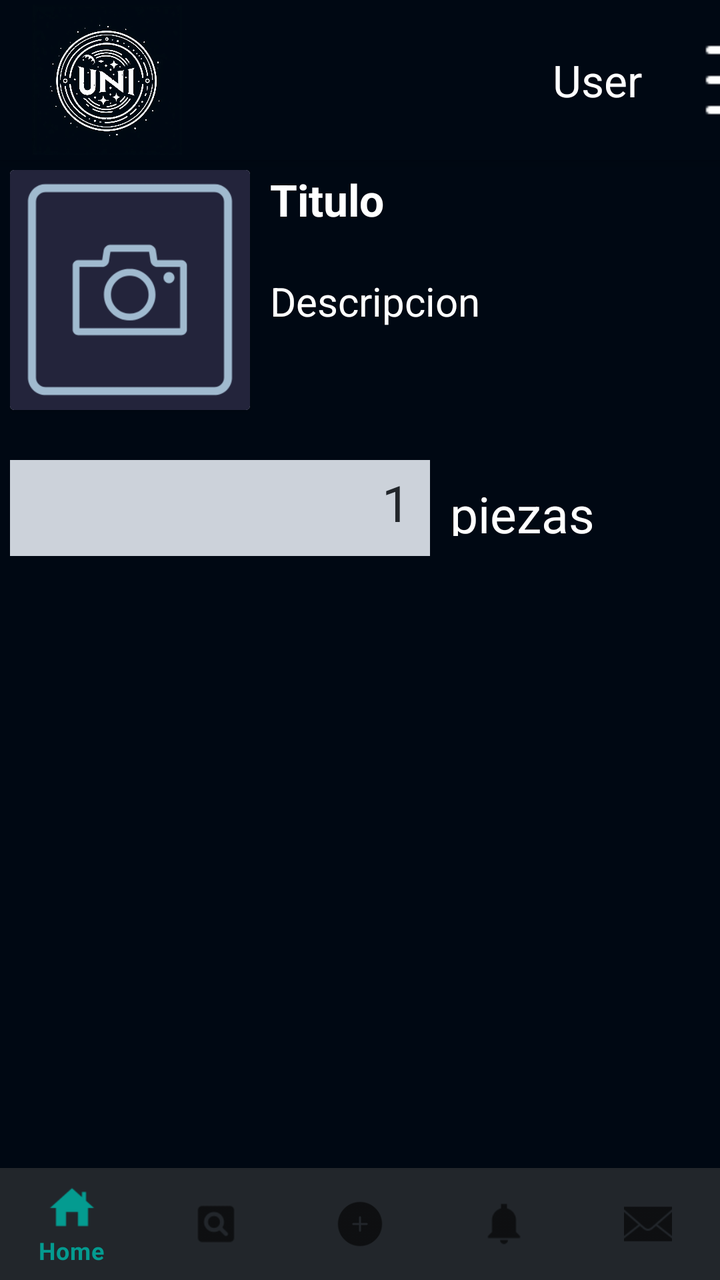
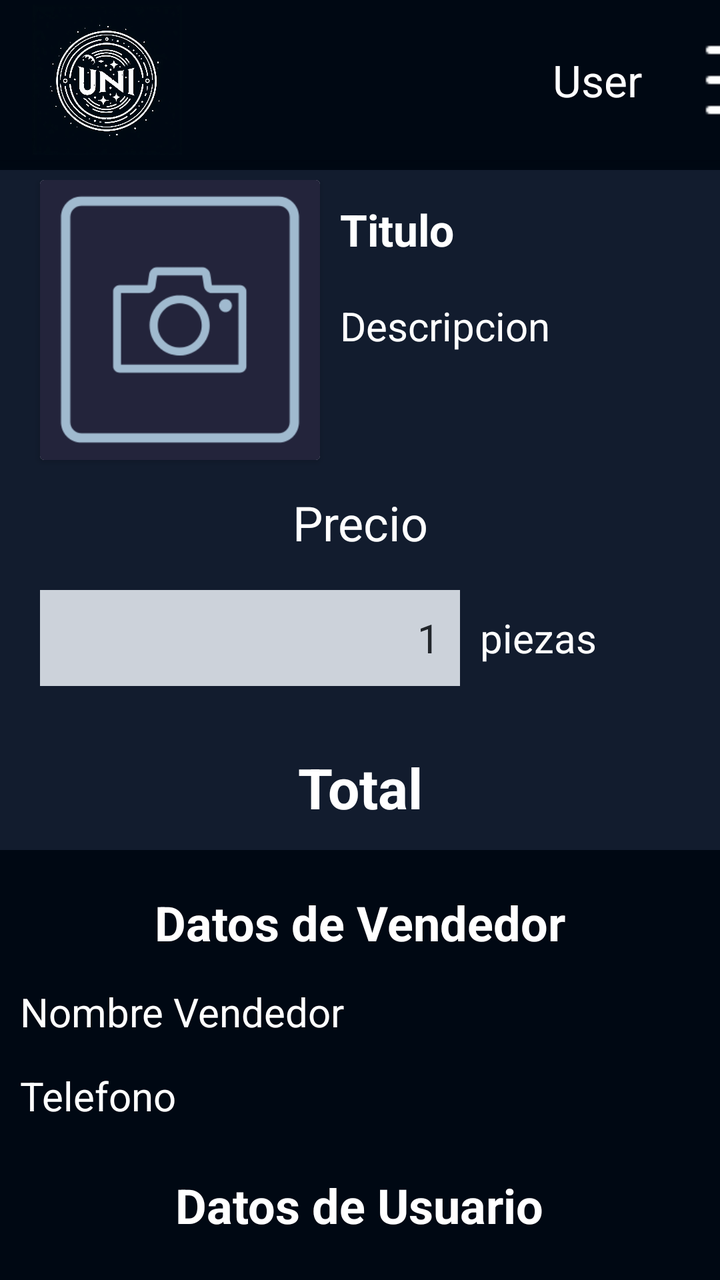

The first picture is an Android layout as it rendered before a commit; the second is the same layout after the commit. The layout source and the unified diff follow.
<!-- AndroidManifest.xml: application theme Theme.UNIverse -->
<!-- res/layout/activity_make_order.xml -->
<?xml version="1.0" encoding="utf-8"?>
<androidx.constraintlayout.widget.ConstraintLayout xmlns:android="http://schemas.android.com/apk/res/android"
    xmlns:app="http://schemas.android.com/apk/res-auto"
    xmlns:tools="http://schemas.android.com/tools"
    android:layout_width="match_parent"
    android:layout_height="match_parent"
    tools:context=".MakeOrderActivity"
    android:background="@color/backgroundUniverse">
    <include layout="@layout/activity_actionbar"></include>
    <include layout="@layout/activity_navbar"></include>
    <LinearLayout
        android:layout_width="match_parent"
        android:layout_height="match_parent"
        android:gravity="top|center"
        android:layout_marginTop="85dp"
        android:orientation="vertical"
        android:visibility="visible">
        <LinearLayout
            android:layout_width="350dp"
            android:layout_height="125dp"
            android:orientation="horizontal"
            android:layout_gravity="center">
            <androidx.cardview.widget.CardView
                android:layout_width="120dp"
                android:layout_height="120dp">
                <ImageView
                    android:layout_width="120dp"
                    android:layout_height="120dp"
                    app:srcCompat="@drawable/ic_foto_update"
                    android:contentDescription="Imagen de Producto"/>
            </androidx.cardview.widget.CardView>
            <LinearLayout
                android:layout_width="230dp"
                android:layout_height="match_parent"
                android:orientation="vertical"
                android:layout_gravity="center">

                <TextView
                    android:layout_width="match_parent"
                    android:layout_height="52dp"
                    android:paddingStart="10dp"
                    android:text="Titulo"
                    android:textColor="@color/white"
                    android:textSize="22dp"
                    android:textStyle="bold"/>

                <TextView
                    android:layout_width="match_parent"
                    android:layout_height="68dp"
                    android:paddingStart="10dp"
                    android:text="Descripcion"
                    android:textColor="@color/white"
                    android:textSize="20dp" />
            </LinearLayout>
        </LinearLayout>
        <LinearLayout
            android:layout_width="350dp"
            android:layout_height="50dp"
            android:layout_marginTop="20dp"
            android:orientation="horizontal">
            <EditText
                android:layout_width="210dp"
                android:layout_height="48dp"
                android:hint="1"
                android:textColorHint="@color/gray_toolbar"
                android:background="@color/gray"
                android:textSize="25dp"
                android:padding="10dp"
                android:textAlignment="textEnd"/>
            <TextView
                android:layout_width="140dp"
                android:layout_height="48dp"
                android:text="piezas"
                android:textColor="@color/white"
                android:textSize="25dp"
                android:padding="10dp"/>
        </LinearLayout>
    </LinearLayout>

</androidx.constraintlayout.widget.ConstraintLayout>
<!-- res/layout/activity_actionbar.xml (included above) -->
<?xml version="1.0" encoding="utf-8"?>
<androidx.coordinatorlayout.widget.CoordinatorLayout xmlns:android="http://schemas.android.com/apk/res/android"
    xmlns:app="http://schemas.android.com/apk/res-auto"
    android:id="@+id/mainBar"
    android:layout_width="match_parent"
    android:layout_height="match_parent">

    <com.google.android.material.appbar.AppBarLayout
        android:layout_width="match_parent"
        android:layout_height="80dp"

        android:theme="@style/AppTheme.WithMain">

        <androidx.appcompat.widget.Toolbar
            android:id="@+id/toolbar"
            android:layout_width="match_parent"
            android:layout_height="match_parent"
            android:background="@color/backgroundUniverse"
            android:popupTheme="@style/AppTheme.PopupOverlay">

            
            <ImageView
                android:id="@+id/logo"
                android:layout_width="75dp"
                android:layout_height="75dp"
                android:src="@drawable/universe_logo"
                android:clickable="true"
                android:contentDescription="logo"/>

            
            <TextView
                android:id="@+id/username"
                android:layout_width="240dp"
                android:layout_height="wrap_content"
                android:text="User"
                android:textAlignment="textEnd"
                android:padding="10dp"
                android:textColor="@android:color/white"
                android:textSize="22sp"
                android:layout_marginEnd="20dp"
                android:maxWidth="150dp" />

            
            <ImageButton
                android:id="@+id/menuButton"
                android:layout_width="48dp"
                android:layout_height="48dp"
                android:src="@drawable/ic_menu"
                android:background="@color/backgroundUniverse"
                android:contentDescription="menu"
                android:layout_marginEnd="10dp"/>

        </androidx.appcompat.widget.Toolbar>

    </com.google.android.material.appbar.AppBarLayout>

</androidx.coordinatorlayout.widget.CoordinatorLayout>
<!-- res/layout/activity_navbar.xml (included above) -->
<androidx.coordinatorlayout.widget.CoordinatorLayout xmlns:android="http://schemas.android.com/apk/res/android"
    xmlns:app="http://schemas.android.com/apk/res-auto"
    android:layout_width="match_parent"
    android:layout_height="match_parent">

    <com.google.android.material.bottomnavigation.BottomNavigationView
        android:id="@+id/bottom_navigation"
        android:layout_width="match_parent"
        android:layout_height="wrap_content"
        android:layout_gravity="bottom"
        android:background="@color/gray_toolbar"
        app:menu="@menu/bottom_navigation_menu" />

</androidx.coordinatorlayout.widget.CoordinatorLayout>
<!-- resources referenced by this layout -->
<resources>
  <color name="backgroundUniverse">#000813</color>
  <color name="gray">#CCD2DA</color>
  <color name="gray_toolbar">#22262B</color>
  <color name="white">#FFFFFFFF</color>
  <!-- drawable ic_foto_update: png bitmap (drawable, 8267 bytes) -->
  <!-- drawable ic_menu: png bitmap (drawable, 175 bytes) -->
  <!-- drawable universe_logo: jpg bitmap (drawable, 114702 bytes) -->
  <style name="AppTheme.PopupOverlay" parent="ThemeOverlay.AppCompat.Light">
          
          <item name="android:colorBackground">@color/backgroundUniverse</item>
          <item name="android:textColor">@color/white</item>
          <item name="android:textSize">16sp</item>
          
      </style>
  <style name="AppTheme.WithMain" parent="Theme.AppCompat.Light.DarkActionBar">
          
          
          <item name="colorPrimary">#303030</item>
          
          <item name="colorPrimaryDark">#424242</item>
          
          <item name="colorAccent">#FF5252</item>
          <item name="android:windowActionBarOverlay">true</item>
      </style>
  <style name="Theme.UNIverse" parent="Theme.MaterialComponents.DayNight.NoActionBar">
          
          <item name="colorPrimary">@color/cyan</item>
          <item name="colorPrimaryVariant">@color/purple_700</item>
          <item name="colorOnPrimary">@color/white</item>
          
          <item name="colorSecondary">@color/teal_200</item>
          <item name="colorSecondaryVariant">@color/teal_700</item>
          <item name="colorOnSecondary">@color/black</item>
          
          <item name="android:statusBarColor">?attr/colorPrimaryVariant</item>
          
          <item name="colorButtonNormal">@color/cyan</item>
      </style>
  <color name="cyan">#049B90</color>
  <color name="purple_700">#FF3700B3</color>
  <color name="teal_200">#FF03DAC5</color>
  <color name="teal_700">#FF018786</color>
  <color name="black">#FF000000</color>
</resources>

<!-- the commit's change to res/layout/activity_make_order.xml (unified diff, before → after) -->
@@ -6,8 +6,11 @@
     android:layout_height="match_parent"
     tools:context=".MakeOrderActivity"
     android:background="@color/backgroundUniverse">
+
+
     <include layout="@layout/activity_actionbar"></include>
-    <include layout="@layout/activity_navbar"></include>
+
+
     <LinearLayout
         android:layout_width="match_parent"
         android:layout_height="match_parent"
@@ -16,55 +19,83 @@
         android:orientation="vertical"
         android:visibility="visible">
         <LinearLayout
-            android:layout_width="350dp"
-            android:layout_height="125dp"
+            android:layout_width="match_parent"
+            android:layout_height="160dp"
+            android:padding="5dp"
             android:orientation="horizontal"
-            android:layout_gravity="center">
+            android:layout_gravity="center"
+            android:background="@color/image_post">
+
+
             <androidx.cardview.widget.CardView
-                android:layout_width="120dp"
-                android:layout_height="120dp">
+                android:layout_marginStart="15dp"
+                android:layout_width="140dp"
+                android:layout_height="140dp">
                 <ImageView
-                    android:layout_width="120dp"
-                    android:layout_height="120dp"
+                    android:id="@+id/order_image"
+                    android:layout_width="140dp"
+                    android:layout_height="140dp"
                     app:srcCompat="@drawable/ic_foto_update"
                     android:contentDescription="Imagen de Producto"/>
             </androidx.cardview.widget.CardView>
+
+
             <LinearLayout
                 android:layout_width="230dp"
                 android:layout_height="match_parent"
                 android:orientation="vertical"
                 android:layout_gravity="center">
 
+
                 <TextView
+                    android:id="@+id/order_tittle"
                     android:layout_width="match_parent"
-                    android:layout_height="52dp"
-                    android:paddingStart="10dp"
+                    android:layout_height="wrap_content"
+                    android:padding="10dp"
                     android:text="Titulo"
                     android:textColor="@color/white"
-                    android:textSize="22dp"
+                    android:textSize="22sp"
                     android:textStyle="bold"/>
 
+
                 <TextView
+                    android:id="@+id/order_desc_product"
                     android:layout_width="match_parent"
-                    android:layout_height="68dp"
-                    android:paddingStart="10dp"
+                    android:layout_height="wrap_content"
+                    android:padding="10dp"
                     android:text="Descripcion"
                     android:textColor="@color/white"
-                    android:textSize="20dp" />
+                    android:textSize="20sp" />
             </LinearLayout>
         </LinearLayout>
+
+
+        <TextView
+            android:id="@+id/order_cost"
+            android:layout_width="match_parent"
+            android:layout_height="50dp"
+            android:text="Precio"
+            android:textColor="@color/white"
+            android:textSize="24sp"
+            android:textAlignment="center"
+            android:background="@color/image_post"/>
+
+
+        
         <LinearLayout
-            android:layout_width="350dp"
-            android:layout_height="50dp"
-            android:layout_marginTop="20dp"
-            android:orientation="horizontal">
+            android:layout_width="match_parent"
+            android:layout_height="80dp"
+            android:orientation="horizontal"
+            android:background="@color/image_post">
             <EditText
+                android:id="@+id/order_cant_product"
                 android:layout_width="210dp"
                 android:layout_height="48dp"
+                android:layout_marginStart="20dp"
                 android:hint="1"
                 android:textColorHint="@color/gray_toolbar"
                 android:background="@color/gray"
-                android:textSize="25dp"
+                android:textSize="20sp"
                 android:padding="10dp"
                 android:textAlignment="textEnd"/>
             <TextView
@@ -72,8 +103,109 @@
                 android:layout_height="48dp"
                 android:text="piezas"
                 android:textColor="@color/white"
-                android:textSize="25dp"
+                android:textSize="20sp"
                 android:padding="10dp"/>
+        </LinearLayout>
+
+        
+        <TextView
+            android:id="@+id/order_total"
+            android:layout_width="match_parent"
+            android:layout_height="50dp"
+            android:text="Total"
+            android:textStyle="bold"
+            android:textColor="@color/white"
+            android:textSize="28sp"
+            android:textAlignment="center"
+            android:background="@color/image_post"/>
+
+
+
+        <TextView
+            android:layout_width="wrap_content"
+            android:layout_height="wrap_content"
+            android:layout_marginTop="20dp"
+            android:text="Datos de Vendedor"
+            android:textSize="24sp"
+            android:textColor="@color/white"
+            android:textStyle="bold"/>
+        <TextView
+            android:id="@+id/order_name_vendedor"
+            android:layout_width="350dp"
+            android:layout_height="wrap_content"
+            android:layout_marginTop="10dp"
+            android:padding="5dp"
+            android:text="Nombre Vendedor"
+            android:textSize="20sp"
+            android:textColor="@color/white"/>
+        <TextView
+            android:id="@+id/order_tel_vendedor"
+            android:layout_width="350dp"
+            android:layout_height="wrap_content"
+            android:layout_marginTop="5dp"
+            android:padding="5dp"
+            android:text="Telefono"
+            android:textSize="20sp"
+            android:textColor="@color/white"/>
+
+        
+        <TextView
+            android:id="@+id/order_name_comprador"
+            android:layout_width="wrap_content"
+            android:layout_height="wrap_content"
+            android:layout_marginTop="20dp"
+            android:text="Datos de Usuario"
+            android:textSize="24sp"
+            android:textColor="@color/white"
+            android:textStyle="bold"/>
+        <TextView
+            android:id="@+id/order_tel_comprador"
+            android:layout_width="350dp"
+            android:layout_height="wrap_content"
+            android:layout_marginTop="10dp"
+            android:padding="5dp"
+            android:text="Nombre Cliente"
+            android:textSize="20sp"
+            android:textColor="@color/white"/>
+        <TextView
+            android:layout_width="350dp"
+            android:layout_height="wrap_content"
+            android:layout_marginTop="5dp"
+            android:padding="5dp"
+            android:text="Telefono"
+            android:textSize="20sp"
+            android:textColor="@color/white"/>
+
+
+        <LinearLayout
+            android:layout_width="match_parent"
+            android:layout_height="wrap_content"
+            android:layout_marginTop="20dp"
+            android:layout_marginBottom="10dp"
+            android:orientation="horizontal"
+            android:gravity="center">
+
+            <Button
+                android:id="@+id/order_cancel"
+                android:layout_width="180dp"
+                android:layout_height="60dp"
+                android:layout_marginStart="10dp"
+                android:layout_marginEnd="5dp"
+                android:background="@color/red"
+                android:text="CANCELAR"
+                android:textColor="@color/white"
+                android:textSize="24sp"
+                android:textStyle="bold" />
+            <Button
+                android:id="@+id/order_pedir"
+                android:layout_width="180dp"
+                android:layout_height="60dp"
+                android:layout_marginStart="5dp"
+                android:layout_marginEnd="10dp"
+                android:background="@color/cyan"
+                android:text="PEDIR"
+                android:textSize="24sp"
+                android:textStyle="bold"/>
         </LinearLayout>
     </LinearLayout>
 
@@ -136,18 +268,3 @@
     </com.google.android.material.appbar.AppBarLayout>
 
 </androidx.coordinatorlayout.widget.CoordinatorLayout>
-<!-- res/layout/activity_navbar.xml (included above) -->
-<androidx.coordinatorlayout.widget.CoordinatorLayout xmlns:android="http://schemas.android.com/apk/res/android"
-    xmlns:app="http://schemas.android.com/apk/res-auto"
-    android:layout_width="match_parent"
-    android:layout_height="match_parent">
-
-    <com.google.android.material.bottomnavigation.BottomNavigationView
-        android:id="@+id/bottom_navigation"
-        android:layout_width="match_parent"
-        android:layout_height="wrap_content"
-        android:layout_gravity="bottom"
-        android:background="@color/gray_toolbar"
-        app:menu="@menu/bottom_navigation_menu" />
-
-</androidx.coordinatorlayout.widget.CoordinatorLayout>
<!-- resource entries referenced after the edit -->
@@ -3,6 +3,8 @@
   <color name="backgroundUniverse">#000813</color>
   <color name="gray">#CCD2DA</color>
   <color name="gray_toolbar">#22262B</color>
+  <color name="image_post">#121C2E</color>
+  <color name="red">#C20E0E</color>
   <color name="white">#FFFFFFFF</color>
   <!-- drawable ic_foto_update: png bitmap (drawable, 8267 bytes) -->
   <!-- drawable ic_menu: png bitmap (drawable, 175 bytes) -->
